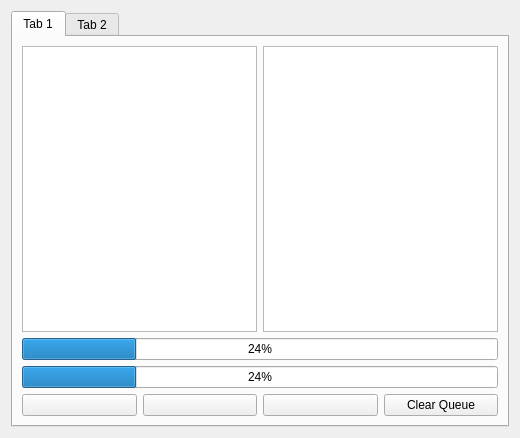
dragonforce-devs/simple-video-converter, file form.ui: the form before one commit.
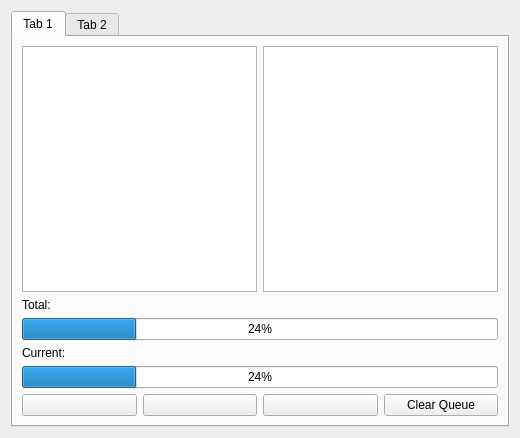
The form after the commit.

Commit message: Stop button working

Patch:
```diff
--- a/form.ui
+++ b/form.ui
@@ -38,6 +38,13 @@
         <layout class="QVBoxLayout" name="verticalLayout_3">
          <item>
           <layout class="QVBoxLayout" name="verticalLayout">
+           <item>
+            <widget class="QLabel" name="label">
+             <property name="text">
+              <string>Total:</string>
+             </property>
+            </widget>
+           </item>
            <item>
             <widget class="QProgressBar" name="progbarTotal">
              <property name="value">
@@ -45,6 +52,24 @@
              </property>
             </widget>
            </item>
+           <item>
+            <layout class="QHBoxLayout" name="horizontalLayout_4">
+             <item>
+              <widget class="QLabel" name="label_3">
+               <property name="text">
+                <string>Current:</string>
+               </property>
+              </widget>
+             </item>
+             <item>
+              <widget class="QLabel" name="labelFileName">
+               <property name="text">
+                <string/>
+               </property>
+              </widget>
+             </item>
+            </layout>
+           </item>
            <item>
             <widget class="QProgressBar" name="progbarCurrent">
              <property name="value">
```
The commit also changes 2 other files.
